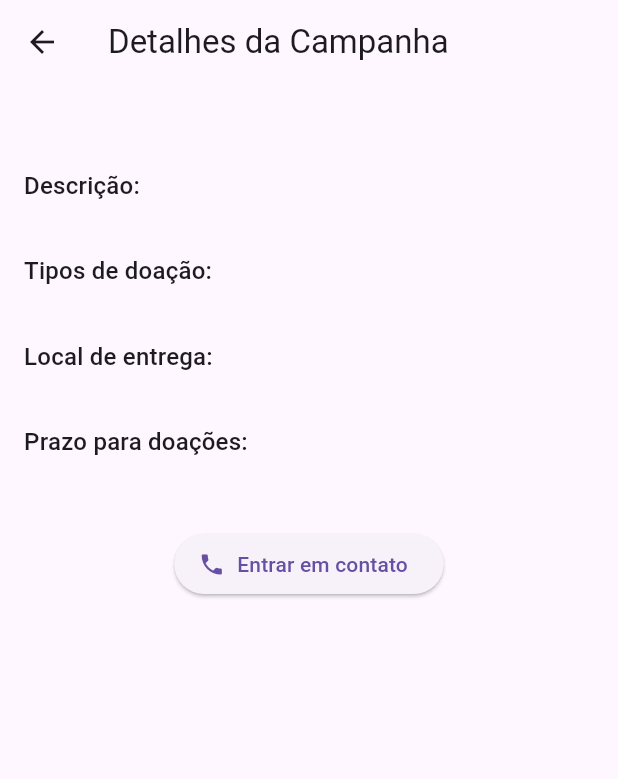
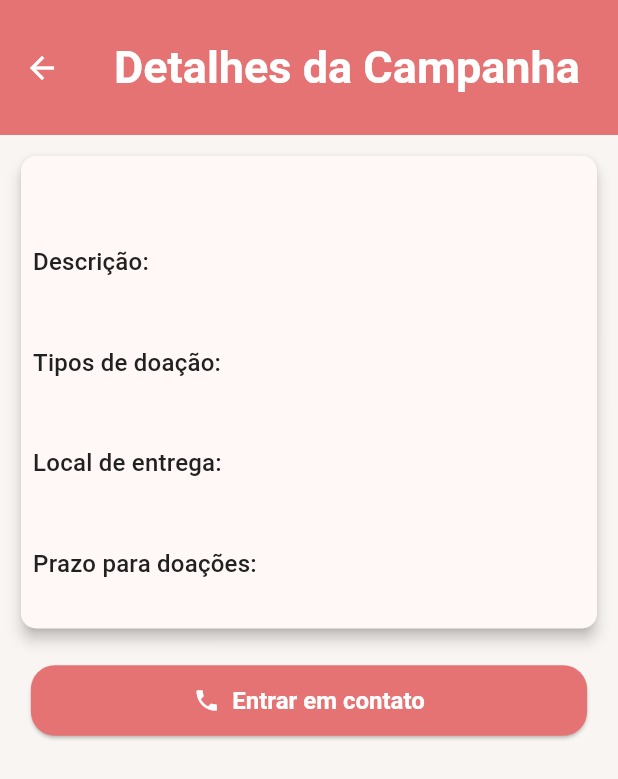
Before and after one commit to MatheusSilveira0402/projetosocial, a Flutter app: the CampaignDetailsPage screen opened directly with empty values, on a phone screen of 412 x 824 dp. Shown: the top 779 px of the screen. Run offline on Flutter 3.47's test engine with Material 3 defaults, Android fonts, the phone set to English and light mode, and no system bars; our stand-ins replace envied, flutter_modular, supabase; accounts and stored records are empty.

Commit message:
feat: implementado layout. fix: corrigo sdk do android para se adpatar com as pub do flutter.

```diff
--- a/lib/app/app_widget.dart
+++ b/lib/app/app_widget.dart
@@ -1,5 +1,6 @@
 import 'package:flutter/material.dart';
 import 'package:flutter_modular/flutter_modular.dart';
+import 'package:projetosocial/app/core/theme.dart';
 
 class AppWidget extends StatelessWidget {
   const AppWidget({super.key});
@@ -8,7 +9,7 @@ class AppWidget extends StatelessWidget {
   Widget build(BuildContext context) {
     return MaterialApp.router(
       title: 'Projeto Social',
-      theme: ThemeData(primarySwatch: Colors.blue),
+      theme: AppTheme.lightTheme,
       routeInformationParser: Modular.routeInformationParser,
       routerDelegate: Modular.routerDelegate,
     );
--- a/lib/app/core/theme.dart
+++ b/lib/app/core/theme.dart
@@ -5,47 +5,83 @@ class AppTheme {
         useMaterial3: true,
         colorScheme: const ColorScheme(
           brightness: Brightness.light,
-          primary: Color(0xFFE57373), // vermelho claro
+          primary: Color(0xFFE57373), // Vermelho claro
           onPrimary: Colors.white,
-          secondary: Color(0xFFFFB74D), // laranja suave
+          secondary: Color(0xFFFFB74D), // Laranja suave
           onSecondary: Colors.white,
+          surface: Colors.white,
+          onSurface: Color(0xFF212121),
           error: Colors.red,
           onError: Colors.white,
-          onSurfaceVariant: Color(0xFFFFF8F6), // bege rosado
-          onInverseSurface: Color(0xFF212121), // texto principal
-          surface: Colors.white,
-          onSurface: Color(0xFF212121),
+          primaryContainer: Color(0xFFFADBD8), // Para botões ou caixas
+          onPrimaryContainer: Color(0xFF212121),
+          secondaryContainer: Color(0xFFFFECB3), // Laranja suave mais claro
+          onSecondaryContainer: Color(0xFF212121),
+          inversePrimary: Color(0xFF212121),
         ),
-        scaffoldBackgroundColor: const Color(0xFFFFF8F6),
+        scaffoldBackgroundColor: const Color(0xFFF8F5F2),
         appBarTheme: const AppBarTheme(
+          toolbarHeight: 90,
+          titleSpacing: 20,
+          titleTextStyle: TextStyle(
+            fontSize: 30,
+            fontWeight: FontWeight.bold,
+            color: Colors.white,
+            fontFamily: 'Roboto',
+          ),
           backgroundColor: Color(0xFFE57373),
           foregroundColor: Colors.white,
           centerTitle: true,
-          elevation: 2,
+          elevation: 4,
         ),
-        inputDecorationTheme: const InputDecorationTheme(
-          fillColor: Colors.amber,
-          helperStyle: TextStyle(color: Color(0xFFE57373)),
+        cardTheme: CardTheme(
+          elevation: 4,
+          color: const Color(0xFFFFF8F6), // Fundo rosado leve
+          shape: RoundedRectangleBorder(
+            borderRadius: BorderRadius.circular(10),
+          ),
+        ),
+        inputDecorationTheme: InputDecorationTheme(
+          helperStyle: TextStyle(color: Colors.grey[500]),
+          labelStyle: TextStyle(color: Colors.grey[600]),
+          enabledBorder: OutlineInputBorder(
+            borderSide: const BorderSide(color: Colors.grey, width: 2),
+            borderRadius: const BorderRadius.all(Radius.circular(12)),
+          ),
           border: OutlineInputBorder(
-            borderRadius: BorderRadius.all(Radius.circular(6))
+            borderSide: const BorderSide(color: Colors.grey, width: 2),
+            borderRadius: const BorderRadius.all(Radius.circular(12)),
           ),
-          contentPadding: EdgeInsets.symmetric(horizontal: 16, vertical: 12),
+          focusedBorder: const OutlineInputBorder(
+            borderSide: BorderSide(color: Color(0xFFE57373), width: 2),
+            borderRadius: BorderRadius.all(Radius.circular(12)),
+          ),
+          contentPadding: const EdgeInsets.symmetric(horizontal: 16, vertical: 12),
+          filled: true,
+          fillColor: Colors.white,
         ),
         elevatedButtonTheme: ElevatedButtonThemeData(
           style: ElevatedButton.styleFrom(
-            backgroundColor: Color(0xFFE57373),
+            backgroundColor: const Color(0xFFE57373),
             foregroundColor: Colors.white,
             shape: RoundedRectangleBorder(
-              borderRadius: BorderRadius.all(Radius.circular(12)),
+              borderRadius: BorderRadius.circular(16),
             ),
-            padding: EdgeInsets.symmetric(horizontal: 24, vertical: 14),
-            textStyle: const TextStyle(fontSize: 16, fontWeight: FontWeight.w500),
+            padding: const EdgeInsets.symmetric(horizontal: 24, vertical: 14),
+            textStyle: const TextStyle(
+              fontSize: 16,
+              fontWeight: FontWeight.w600,
+            ),
           ),
         ),
         textTheme: const TextTheme(
           titleLarge: TextStyle(
-            fontSize: 22,
+            fontSize: 24,
             fontWeight: FontWeight.bold,
+            color: Color(0xFF212121),
+          ),
+          bodyLarge: TextStyle(
+            fontSize: 18,
             color: Color(0xFF212121),
           ),
           bodyMedium: TextStyle(
@@ -53,12 +89,8 @@ class AppTheme {
             color: Color(0xFF212121),
           ),
           bodySmall: TextStyle(
-            fontSize: 16,
-            color: Color(0xFF212121),
-          ),
-          bodyLarge: TextStyle(
-            fontSize: 16,
-            color: Color(0xFF212121),
+            fontSize: 14,
+            color: Color(0xFF757575),
           ),
         ),
       );
--- a/lib/app/modules/auth/pages/register_page.dart
+++ b/lib/app/modules/auth/pages/register_page.dart
@@ -53,7 +53,6 @@ class _RegisterPageState extends State<RegisterPage> {
                 controller: controller.nomeController,
                 decoration: const InputDecoration(
                   labelText: 'Nome',
-                  labelStyle: TextStyle(color: Colors.black),
                 ),
                 validator:
                     (value) => value == null || value.isEmpty ? 'Informe o nome' : null,
@@ -63,7 +62,6 @@ class _RegisterPageState extends State<RegisterPage> {
                 controller: controller.emailController,
                 decoration: const InputDecoration(
                   labelText: 'E-mail',
-                  labelStyle: TextStyle(color: Colors.black),
                 ),
                 keyboardType: TextInputType.emailAddress,
                 validator:
@@ -74,7 +72,6 @@ class _RegisterPageState extends State<RegisterPage> {
                 controller: controller.senhaController,
                 decoration: const InputDecoration(
                   labelText: 'Senha',
-                  labelStyle: TextStyle(color: Colors.black),
                 ),
                 obscureText: true,
                 validator:
@@ -85,7 +82,6 @@ class _RegisterPageState extends State<RegisterPage> {
                 controller: controller.telefoneController,
                 decoration: const InputDecoration(
                   labelText: 'Telefone',
-                  labelStyle: TextStyle(color: Colors.black),
                 ),
                 keyboardType: TextInputType.phone,
                 validator:
@@ -98,7 +94,6 @@ class _RegisterPageState extends State<RegisterPage> {
                 decoration: const InputDecoration(
                   helperText: "ex: voluntário, instuição ou visitante",
                   labelText: 'Tipo de usuário',
-                  labelStyle: TextStyle(color: Colors.black),
                 ),
                 validator:
                     (value) =>
--- a/lib/app/modules/home/pages/campaign_details_page.dart
+++ b/lib/app/modules/home/pages/campaign_details_page.dart
@@ -1,5 +1,6 @@
 import 'package:flutter/material.dart';
 import 'package:flutter_modular/flutter_modular.dart';
+import 'package:projetosocial/app/core/extension_size.dart';
 import 'package:projetosocial/app/modules/home/models/campaign_model.dart';
 import 'package:url_launcher/url_launcher.dart';
 
@@ -8,48 +9,85 @@ class CampaignDetailsPage extends StatelessWidget {
 
   @override
   Widget build(BuildContext context) {
-    // Agora usamos um Map direto, sem Firebase
     CampaignModel data = Modular.args.data;
-
-    final title = data.titulo;
-    final description = data.descricao;
-    final types = data.tiposDoacao;
-    final location = data.localEntrega;
-    final contact = data.contato;
-    final endDate = data.dataFim;
-
     return Scaffold(
       appBar: AppBar(title: const Text('Detalhes da Campanha')),
-      body: Padding(
-        padding: const EdgeInsets.all(16),
+      body: Container(
+        margin: EdgeInsets.all(10),
+        width: context.widthPct(1),
+        height: context.heightPct(1),
+        child: Column(
+          spacing: 20,
+          children: [
+            SizedBox(
+              width: context.widthPct(1),
+              child: Card(
+                child: Padding(
+                  padding: const EdgeInsets.all(8.0),
                   child: Column(
                     crossAxisAlignment: CrossAxisAlignment.start,
+                    spacing: 20,
                     children: [
-            Text(title, style: Theme.of(context).textTheme.titleLarge),
-            const SizedBox(height: 12),
-            Text('Descrição:', style: Theme.of(context).textTheme.titleMedium),
-            Text(description),
-            const SizedBox(height: 12),
-            Text('Tipos de doação:', style: Theme.of(context).textTheme.titleMedium),
-            Text(types),
-            const SizedBox(height: 12),
-            Text('Local de entrega:', style: Theme.of(context).textTheme.titleMedium),
-            Text(location),
-            const SizedBox(height: 12),
-            Text('Prazo para doações:', style: Theme.of(context).textTheme.titleMedium),
-            Text(endDate),
-            const SizedBox(height: 24),
+                      Text(data.titulo, style: Theme.of(context).textTheme.titleLarge),
+                      Column(
+                        crossAxisAlignment: CrossAxisAlignment.start,
+                        children: [
+                          Text(
+                            'Descrição:',
+                            style: Theme.of(context).textTheme.titleMedium,
+                          ),
+                          Text(data.descricao),
+                        ],
+                      ),
+
+                      Column(
+                        crossAxisAlignment: CrossAxisAlignment.start,
+                        children: [
+                          Text(
+                            'Tipos de doação:',
+                            style: Theme.of(context).textTheme.titleMedium,
+                          ),
+                          Text(data.tiposDoacao),
+                        ],
+                      ),
+                      Column(
+                        crossAxisAlignment: CrossAxisAlignment.start,
+                        children: [
+                          Text(
+                            'Local de entrega:',
+                            style: Theme.of(context).textTheme.titleMedium,
+                          ),
+                          Text(data.localEntrega),
+                        ],
+                      ),
+                      Column(
+                        crossAxisAlignment: CrossAxisAlignment.start,
+                        children: [
+                          Text(
+                            'Prazo para doações:',
+                            style: Theme.of(context).textTheme.titleMedium,
+                          ),
+                          Text(data.dataFim),
+                        ],
+                      ),
+                    ],
+                  ),
+                ),
+              ),
+            ),
             Center(
+              child: SizedBox(
+                width: context.widthPct(0.9),
                 child: ElevatedButton.icon(
                   onPressed: () async {
-                  final cleanNumber = contact;
+                    final cleanNumber = data.contato;
                     final url = Uri.parse('https://wa.me/$cleanNumber');
                     try {
                       await canLaunchUrl(url);
                       await launchUrl(url, mode: LaunchMode.externalApplication);
                     } catch (e, stack) {
                       debugPrint("Erro: $e. Stack: $stack");
-                    if (!context.mounted)  return;
+                      if (!context.mounted) return;
                       ScaffoldMessenger.of(context).showSnackBar(
                         const SnackBar(content: Text('Não foi possível abrir o WhatsApp')),
                       );
@@ -58,7 +96,8 @@ class CampaignDetailsPage extends StatelessWidget {
                   icon: const Icon(Icons.phone),
                   label: const Text('Entrar em contato'),
                 ),
-            )
+              ),
+            ),
           ],
         ),
       ),
--- a/lib/app/modules/home/pages/home_page.dart
+++ b/lib/app/modules/home/pages/home_page.dart
@@ -1,5 +1,6 @@
 import 'package:flutter/material.dart';
 import 'package:flutter_modular/flutter_modular.dart';
+import 'package:projetosocial/app/modules/home/models/campaign_model.dart';
 import 'package:projetosocial/app/modules/home/provider/campaign_provider.dart';
 
 class HomePage extends StatefulWidget {
@@ -52,7 +53,7 @@ class _HomePageState extends State<HomePage> {
           return ListView.builder(
             itemCount: campanhas.length,
             itemBuilder: (context, index) {
-              final data = campanhas[index];
+              CampaignModel data = campanhas[index];
 
               return Card(
                 margin: const EdgeInsets.symmetric(horizontal: 12, vertical: 8),
```
Also changed, not shown: lib/app/core/extension_size.dart (added, +13 -0 lines), lib/app/modules/auth/pages/login_pages.dart (+31 -25 lines), 1 other file. Lines whose indentation alone changed are shown as unchanged.
